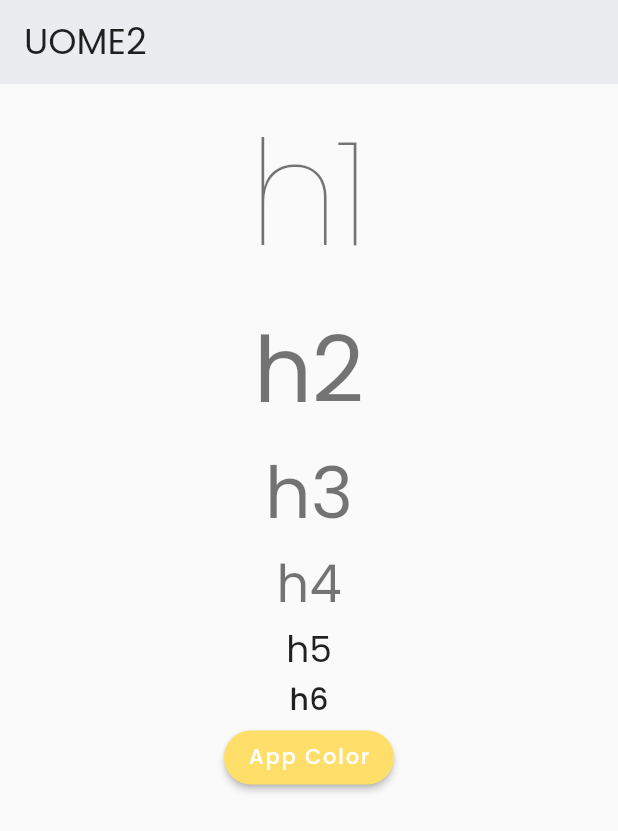
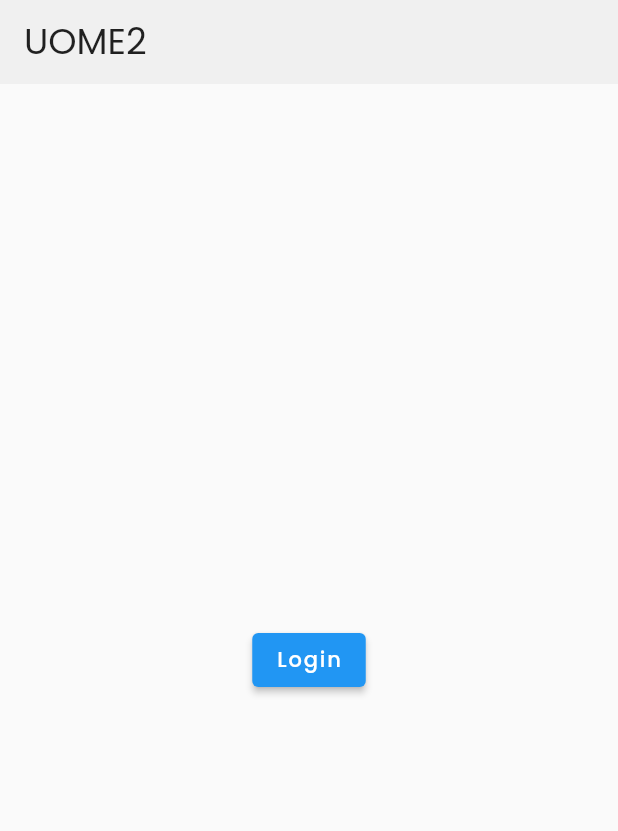
Before and after one commit to VeryOpenSource/uome2_client, a Flutter app: the screen it shows after launch, on a phone screen of 412 x 824 dp. Shown: the top 831 px of the screen. Run offline on Flutter 3.47's test engine with Material 2 defaults, Android fonts, the phone set to English and light mode, and no system bars; our stand-ins replace equatable, flutter_bloc, font_awesome_flutter, google_fonts, internet_connection_checker.

Commit message:
feat: add login screen

```diff
--- a/lib/core/theme/colors.dart
+++ b/lib/core/theme/colors.dart
@@ -5,7 +5,7 @@ class AppColors {
 
   static const primaryBackgroundColor = Color(0xFFFAFAFA);
   static const primaryBlackColor = Colors.black;
-  static const secondaryColor = Color(0xFFFFDE69);
+  static const secondaryColor = Color.fromARGB(255, 240, 214, 121);
   static const whiteColor = Color(0xffffffff);
-  static const lightGreyColor = Color(0xffEBECF0);
+  static const lightGreyColor = Color.fromARGB(255, 240, 240, 240);
 }
--- a/lib/core/theme/text_style.dart
+++ b/lib/core/theme/text_style.dart
@@ -5,6 +5,7 @@ class AppTextStyle {
   AppTextStyle._();
 
   static TextTheme textTheme = TextTheme(
+
     headline1: GoogleFonts.poppins(
       fontSize: 97,
       // fontWeight: FontWeight.w300,
--- a/lib/features/auth/presentation/pages/login_page.dart
+++ b/lib/features/auth/presentation/pages/login_page.dart
@@ -1,5 +1,7 @@
 import 'package:flutter/material.dart';
-import 'package:uome2/features/auth/presentation/widgets/custom_button.dart';
+import 'package:font_awesome_flutter/font_awesome_flutter.dart';
+import 'package:uome2/core/theme/colors.dart';
+import 'package:uome2/features/auth/presentation/pages/login_form.dart';
 
 class LoginPage extends StatefulWidget {
   const LoginPage({Key? key}) : super(key: key);
@@ -9,6 +11,8 @@ class LoginPage extends StatefulWidget {
 }
 
 class _LoginPageState extends State<LoginPage> {
+  bool _passwordVisible = true;
+
   @override
   Widget build(BuildContext context) {
     return Scaffold(
@@ -20,36 +24,24 @@ class _LoginPageState extends State<LoginPage> {
         ),
       ),
       body: Center(
-        child: Column(
-          children: [
-            Text(
-              'h1',
-              style: Theme.of(context).textTheme.headline1,
-            ),
-            Text(
-              'h2',
-              style: Theme.of(context).textTheme.headline2,
-            ),
-            Text(
-              'h3',
-              style: Theme.of(context).textTheme.headline3,
-            ),
-            Text(
-              'h4',
-              style: Theme.of(context).textTheme.headline4,
-            ),
-            Text(
-              'h5',
-              style: Theme.of(context).textTheme.headline5,
-            ),
-            Text(
-              'h6',
-              style: Theme.of(context).textTheme.headline6,
-            ),
-            customButton(),
-          ],
+        child: ElevatedButton(
+          onPressed: () {
+            showModalBottomSheet<void>(
+              isScrollControlled: true,
+              backgroundColor: Colors.transparent,
+              context: context,
+              builder: (BuildContext context) {
+                return const LoginForm();
+              },
+            );
+          },
+          child: const Text(
+            'Login',
+          ),
         ),
       ),
     );
   }
+
+
 }
--- a/lib/main.dart
+++ b/lib/main.dart
@@ -1,9 +1,11 @@
 import 'package:flutter/material.dart';
+import 'package:uome2/config.dart';
 import 'package:uome2/core/theme/colors.dart';
 import 'package:uome2/core/theme/theme.dart';
 import 'package:uome2/features/auth/presentation/pages/login_page.dart';
 
 void main() {
+  Config();
   runApp(const MyApp());
 }
 
--- a/pubspec.yaml
+++ b/pubspec.yaml
@@ -33,6 +33,7 @@ dependencies:
   flutter:
     sdk: flutter
   flutter_bloc: ^8.0.1
+  font_awesome_flutter: ^10.0.0
   google_fonts: ^2.3.1
   internet_connection_checker: ^0.0.1+3
 
```
Also changed, not shown: lib/config.dart (added, +15 -0 lines), lib/features/auth/presentation/pages/login_form.dart (added, +318 -0 lines), pubspec.lock.
